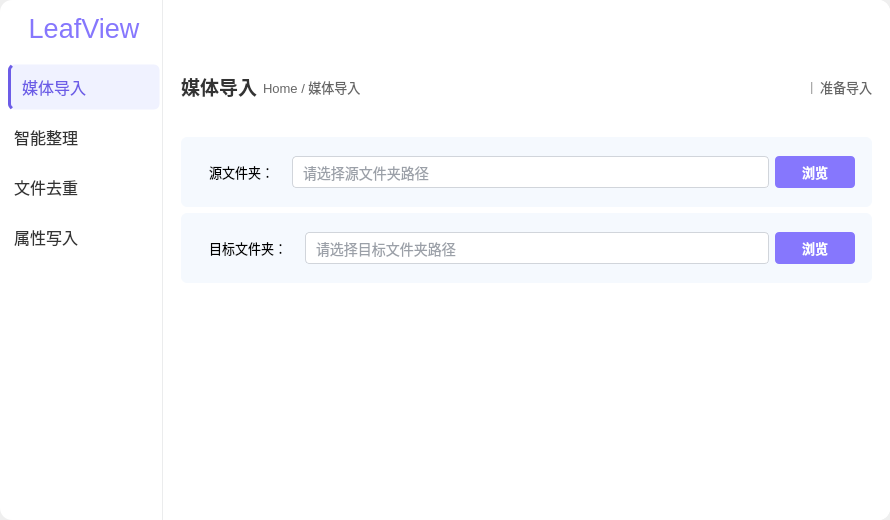
The window that Ui_MainWindow.ui (YangShengzhou03/LeafSort) describes before a commit, drawn with Qt 5.
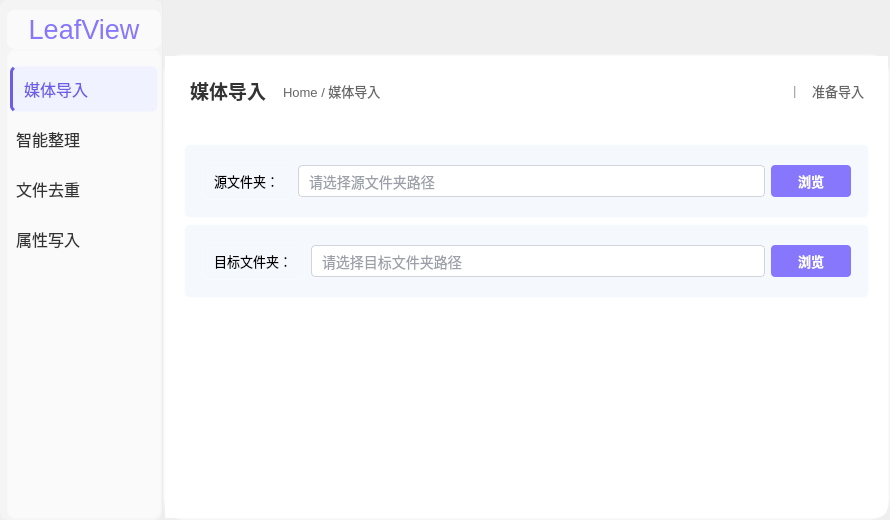
The same window after the commit. Icons and pictures are not drawn.

```diff
--- a/Ui_MainWindow.ui
+++ b/Ui_MainWindow.ui
@@ -34,9 +34,17 @@
      <widget class="QFrame" name="mainContainer">
       <property name="styleSheet">
        <string notr="true">QFrame{
-background-color: rgb(255, 255, 255);
+background: qlineargradient(
+    spread:pad, x1:0, y1:0, x2:1, y2:1,
+    stop:0 rgba(255, 255, 255, 255),
+    stop:0.5 rgba(249, 250, 251, 255),
+    stop:1 rgba(243, 244, 246, 255)
+);
 border:none;
 border-radius:12px;
+box-shadow: 0 8px 32px rgba(0, 0, 0, 0.06), 
+            0 2px 8px rgba(0, 0, 0, 0.04),
+            inset 0 1px 0 rgba(255, 255, 255, 0.8);
 }</string>
       </property>
       <property name="frameShape">
@@ -76,7 +84,12 @@
           </size>
          </property>
          <property name="styleSheet">
-          <string notr="true">background:rgba(0, 0, 0, 0);</string>
+          <string notr="true">background: rgba(255, 255, 255, 80);
+background-blur: 12px;
+border: 1px solid rgba(255, 255, 255, 50);
+backdrop-filter: blur(12px);
+border-radius: 8px;
+</string>
          </property>
          <layout class="QVBoxLayout" name="layoutSidebar" stretch="0,9">
           <property name="spacing">
@@ -755,7 +768,12 @@
            <widget class="QFrame" name="mainContentFrame">
             <property name="styleSheet">
              <string notr="true">border-radius: 20px;
-background:rgb(245, 246, 247);</string>
+background: rgba(255, 255, 255, 90);
+background-blur: 10px;
+border: 1px solid rgba(255, 255, 255, 60);
+backdrop-filter: blur(10px);
+box-shadow: 0 4px 16px rgba(0, 0, 0, 0.04);
+</string>
             </property>
             <property name="frameShape">
              <enum>QFrame::StyledPanel</enum>
```
Left out of the diff: 53 changed lines with no effect on the pictures.
